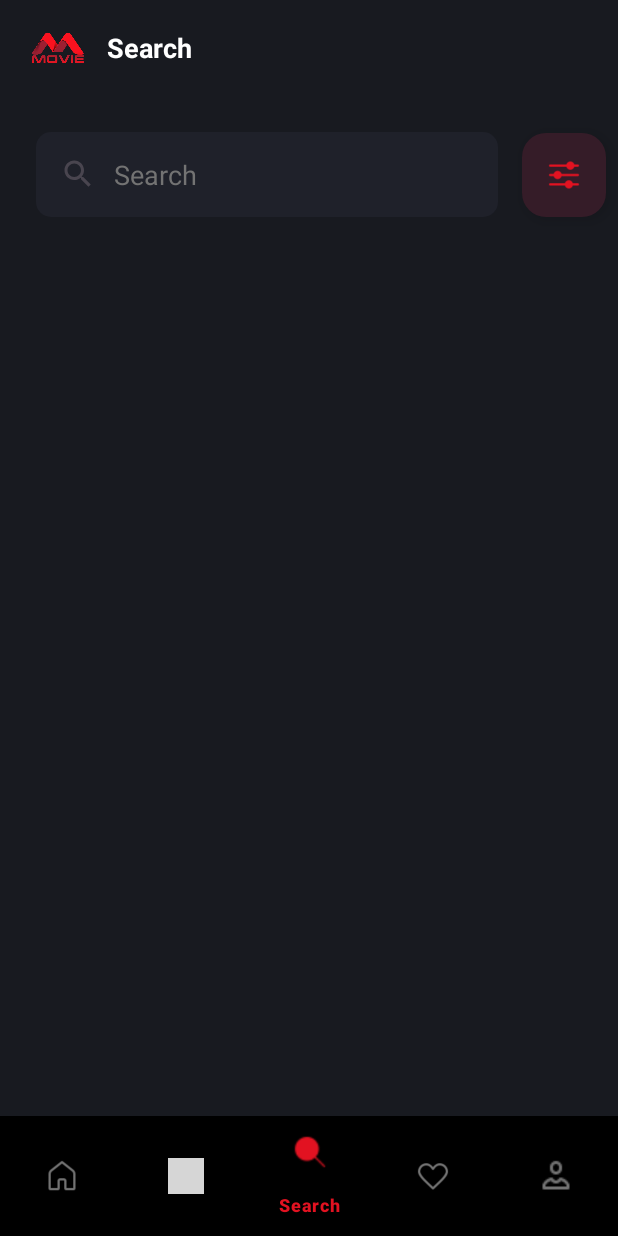
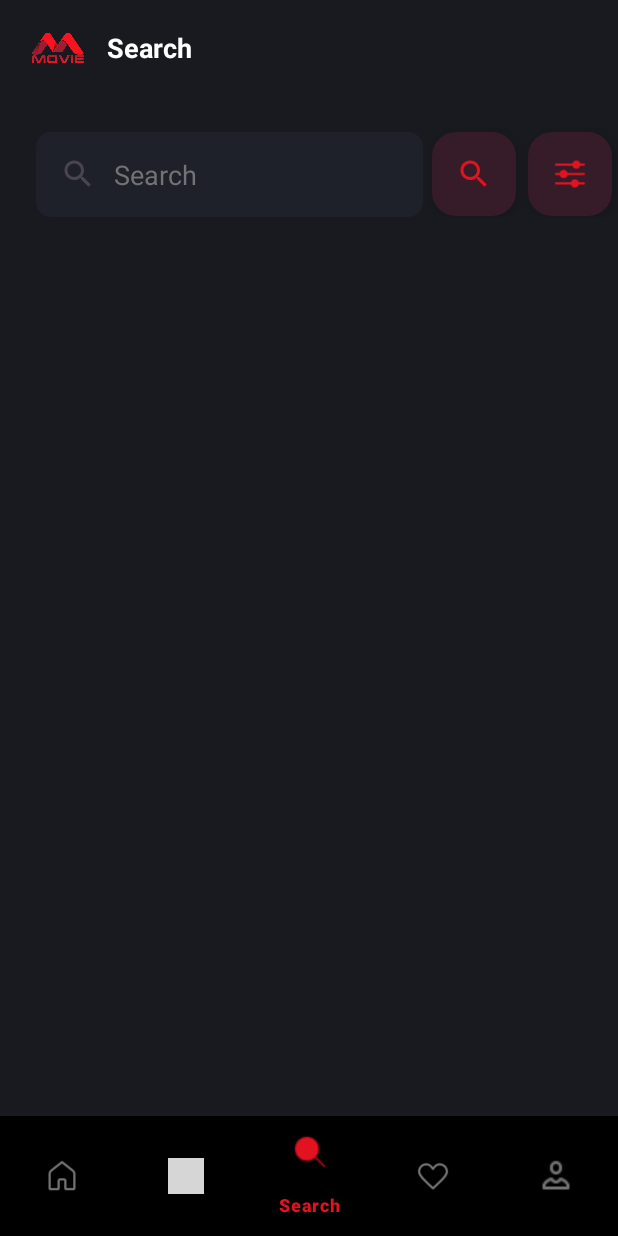
Before and after one commit to DanMinnn/MoviesApp, an Android app: the screen it shows after launch once a user with an empty profile is signed in (MainActivity), item 3 of the bottom bar chosen, on a phone screen of 412 x 824 dp. Run offline under Robolectric (Android 15) with nearby library versions, the phone set to English and light mode, and no system bars; our stand-ins replace Firebase (no records; nobody signed in at launch, a user with empty details on screens opened directly), Room's generated code; pictures from the network do not load; Roboto replaces fonts that are not available here; grey boxes are pictures that could not be loaded.

Commit message:
feature search

```diff
--- a/app/src/main/java/com/movieapi/movie/activity/movies/ViewAllMoviesActivity.java
+++ b/app/src/main/java/com/movieapi/movie/activity/movies/ViewAllMoviesActivity.java
@@ -169,7 +169,7 @@ public class ViewAllMoviesActivity extends AppCompatActivity {
                     }
                 });
                 break;
-            default:
+            /*default:
                 mGenreMoviesResponse = apiService.getMoviesByGenre(Constants.API_KEY, movieType, presentPage);
                 mGenreMoviesResponse.enqueue(new Callback<GenreMoviesResponse>() {
                     @Override
@@ -199,7 +199,7 @@ public class ViewAllMoviesActivity extends AppCompatActivity {
                     public void onFailure(Call<GenreMoviesResponse> call, Throwable t) {
 
                     }
-                });
+                });*/
         }
     }
 
--- a/app/src/main/java/com/movieapi/movie/fragment/SearchFragment.java
+++ b/app/src/main/java/com/movieapi/movie/fragment/SearchFragment.java
@@ -9,6 +9,7 @@ import android.graphics.Color;
 import android.graphics.drawable.ColorDrawable;
 import android.os.AsyncTask;
 import android.os.Bundle;
+import android.util.Log;
 import android.view.Gravity;
 import android.view.LayoutInflater;
 import android.view.MotionEvent;
@@ -24,6 +25,8 @@ import androidx.annotation.Nullable;
 import androidx.fragment.app.Fragment;
 import androidx.lifecycle.LiveData;
 import androidx.lifecycle.Observer;
+import androidx.lifecycle.ViewModelProvider;
+import androidx.recyclerview.widget.GridLayoutManager;
 import androidx.recyclerview.widget.LinearLayoutManager;
 import androidx.recyclerview.widget.RecyclerView;
 
@@ -32,28 +35,47 @@ import com.movieapi.movie.R;
 import com.movieapi.movie.activity.SearchResultActivity;
 import com.movieapi.movie.adapter.FilterAdapter;
 import com.movieapi.movie.adapter.RecentSearchAdapter;
+import com.movieapi.movie.adapter.movies.MovieBriefSmallAdapter;
 import com.movieapi.movie.database.DatabaseHelper;
 import com.movieapi.movie.database.search.RecentSearch;
 import com.movieapi.movie.database.search.SearchDatabase;
 import com.movieapi.movie.model.ButtonItem;
+import com.movieapi.movie.model.ShareButtonList;
+import com.movieapi.movie.model.movie.GenreMoviesResponse;
+import com.movieapi.movie.model.movie.MovieBrief;
+import com.movieapi.movie.request.ApiClient;
+import com.movieapi.movie.request.ApiInterface;
 import com.movieapi.movie.utils.Constants;
 
 import java.io.Serializable;
 import java.util.ArrayList;
 import java.util.Collections;
+import java.util.HashMap;
 import java.util.Iterator;
 import java.util.List;
+import java.util.Map;
+
+import retrofit2.Call;
+import retrofit2.Callback;
+import retrofit2.Response;
 
 public class SearchFragment extends Fragment{
     EditText edSearchView;
-    FloatingActionButton fabSearch;
+    FloatingActionButton fabFilter, fabSearch;
     TextView searchRecent;
-    RecyclerView recentSearchRecView, filterRecView;
+    RecyclerView recentSearchRecView, filterRecView, filter_genre_movie_recView;
     FilterAdapter adapter;
     private List<ButtonItem> buttonItemList;
     String query;
     SharedPreferences prefUser;
     private String userId;
+    List<MovieBrief> filterMoviesList;
+    MovieBriefSmallAdapter filterMoviesAdapter;
+    Call<GenreMoviesResponse> mGenreMoviesResponse;
+    boolean pagesOver = false;
+    int presentPage = 1;
+    ShareButtonList shareButtonList;
+
     @Nullable
     @Override
     public View onCreateView(@NonNull LayoutInflater inflater, @Nullable ViewGroup container, @Nullable Bundle savedInstanceState) {
@@ -65,13 +87,14 @@ public class SearchFragment extends Fragment{
         super.onViewCreated(view, savedInstanceState);
 
         edSearchView = view.findViewById(R.id.searchView);
-        fabSearch = view.findViewById(R.id.sort_filter_fab);
+        fabFilter = view.findViewById(R.id.sort_filter_fab);
+        fabSearch = view.findViewById(R.id.search_fab);
         searchRecent = view.findViewById(R.id.search_recents_textView);
         recentSearchRecView = view.findViewById(R.id.search_recView_recents);
         filterRecView = view.findViewById(R.id.filter_recView);
+        filter_genre_movie_recView = view.findViewById(R.id.filter_genre_movie_recView);
 
         buttonItemList = new ArrayList<>();
-
         prefUser = getActivity().getApplicationContext().getSharedPreferences("sessionUser", Context.MODE_PRIVATE);
         userId = prefUser.getString("idUser", "");
 
@@ -87,10 +110,15 @@ public class SearchFragment extends Fragment{
                 recentSearchRecView.setAdapter(recentSearchAdapter);
                 recentSearchRecView.setLayoutManager(new LinearLayoutManager(getContext()));
 
-                if (recentSearches.isEmpty())
-                    searchRecent.setVisibility(View.INVISIBLE);
-                else
+                if (recentSearches.isEmpty()){
+                    searchRecent.setVisibility(View.GONE);
+                    recentSearchRecView.setVisibility(View.GONE);
+                }
+                else{
                     searchRecent.setVisibility(View.VISIBLE);
+                    recentSearchRecView.setVisibility(View.VISIBLE);
+                }
+
             }
         });
 
@@ -118,18 +146,19 @@ public class SearchFragment extends Fragment{
 
                 Intent iSearchResult = new Intent(getActivity(), SearchResultActivity.class);
                 iSearchResult.putExtra("query", query);
-                iSearchResult.putExtra("filterFilm", (Serializable) buttonItemList);
+                //iSearchResult.putExtra("filterFilm", (Serializable) buttonItemList);
                 startActivity(iSearchResult);
             }
         });
 
-        fabSearch.setOnLongClickListener(new View.OnLongClickListener() {
+        fabFilter.setOnClickListener(new View.OnClickListener() {
             @Override
-            public boolean onLongClick(View v) {
+            public void onClick(View v) {
                 eventSortFilter();
-                return false;
             }
         });
+
+        shareButtonList = new ViewModelProvider(requireActivity()).get(ShareButtonList.class);
     }
 
     private void eventSortFilter(){
@@ -150,19 +179,15 @@ public class SearchFragment extends Fragment{
     }
 
     private void findViewById(Dialog dialog){
-        LinearLayout lnCate, lnRegions, lnGenre, lnTime,lnSort;
+        LinearLayout lnRegions, lnGenre, lnTime;
         Button btnReset, btnApply;
 
-        lnCate = dialog.findViewById(R.id.lnCategories);
-        for (int i = 0; i < lnCate.getChildCount(); i++){
-            View child = lnCate.getChildAt(i);
-            if (child instanceof Button){
-                Button button = (Button) child;
-                setToggleOnTouchListener(button);
-            }
-        }
+        lnRegions = dialog.findViewById(R.id.lnRegions);
+        lnGenre = dialog.findViewById(R.id.lnGenre);
+        lnTime = dialog.findViewById(R.id.lnTime);
 
-        lnRegions = dialog.findViewById(R.id.lnRegions);
+        //buttonItemList.clear();
+
         for (int i = 0; i < lnRegions.getChildCount(); i++){
             View child = lnRegions.getChildAt(i);
             if (child instanceof Button){
@@ -171,7 +196,6 @@ public class SearchFragment extends Fragment{
             }
         }
 
-        lnGenre = dialog.findViewById(R.id.lnGenre);
         for (int i = 0; i < lnGenre.getChildCount(); i++){
             View child = lnGenre.getChildAt(i);
             if (child instanceof Button){
@@ -180,7 +204,7 @@ public class SearchFragment extends Fragment{
             }
         }
 
-        lnTime = dialog.findViewById(R.id.lnTime);
+
         for (int i = 0; i < lnTime.getChildCount(); i++){
             View child = lnTime.getChildAt(i);
             if (child instanceof Button){
@@ -189,29 +213,20 @@ public class SearchFragment extends Fragment{
             }
         }
 
-        /*lnSort = dialog.findViewById(R.id.lnSort);
-        for (int i = 0; i < lnSort.getChildCount(); i++){
-            View child = lnSort.getChildAt(i);
-            if (child instanceof Button){
-                Button button = (Button) child;
-                setToggleOnTouchListener(button);
-            }
-        }*/
-
         btnReset = dialog.findViewById(R.id.btnReset);
         btnReset.setOnClickListener(new View.OnClickListener() {
             @Override
             public void onClick(View v) {
                 LinearLayout lnCate, lnRegions, lnGenre, lnTime,lnSort;
 
-                lnCate = dialog.findViewById(R.id.lnCategories);
+                /*lnCate = dialog.findViewById(R.id.lnCategories);
                 for (int i = 0; i < lnCate.getChildCount(); i++){
                     View child = lnCate.getChildAt(i);
                     if (child instanceof Button){
                         Button button = (Button) child;
                         button.setPressed(false);
                     }
-                }
+                }*/
 
                 lnRegions = dialog.findViewById(R.id.lnRegions);
                 for (int i = 0; i < lnRegions.getChildCount(); i++){
@@ -256,6 +271,7 @@ public class SearchFragment extends Fragment{
         btnApply.setOnClickListener(new View.OnClickListener() {
             @Override
             public void onClick(View v) {
+
                 adapter = new FilterAdapter(getContext(), buttonItemList);
                 filterRecView.setLayoutManager(new LinearLayoutManager(getContext(), LinearLayoutManager.HORIZONTAL, false));
                 filterRecView.setAdapter(adapter);
@@ -263,6 +279,78 @@ public class SearchFragment extends Fragment{
 
                 filterRecView.setVisibility(View.VISIBLE);
                 dialog.dismiss();
+
+                CallApiGenres();
+
+            }
+        });
+    }
+
+    private void CallApiGenres(){
+
+        String region = "";
+
+        Map<String, String> regionMap = new HashMap<String, String>() {{
+            put("Viet Nam", "vi");
+            put("US", "en");
+            put("South Korean", "ko");
+            put("Japan", "ja");
+            put("Hong Kong", "zh");
+            put("France", "fr");
+        }};
+
+        Integer year = null;
+        List<Integer> genreNumbers = new ArrayList<>();
+
+        for (ButtonItem btn: buttonItemList){
+
+            String btnText = btn.getButtonText().toString();
+
+            if (regionMap.containsKey(btnText))
+                region = btn.getRegion();
+            else if (btnText.matches("\\d{4}")) {
+                year = Integer.parseInt(btnText);
+            } else if (btn.getIdGenre() != 0) {
+                genreNumbers.add(btn.getIdGenre());
+            }
+        }
+
+        Log.d("year - region - genres: ",  year + "-" + region + "-" + genreNumbers);
+
+        filterMoviesList = new ArrayList<>();
+        filterMoviesAdapter = new MovieBriefSmallAdapter(filterMoviesList, getContext());
+        filter_genre_movie_recView.setLayoutManager(new GridLayoutManager(getContext(), 2));
+        filter_genre_movie_recView.setAdapter(filterMoviesAdapter);
+
+        ApiInterface apiService = ApiClient.getMovieApi();
+        mGenreMoviesResponse = apiService.getMoviesByGenre(Constants.API_KEY, region, year, genreNumbers, presentPage);
+        mGenreMoviesResponse.enqueue(new Callback<GenreMoviesResponse>() {
+            @Override
+            public void onResponse(Call<GenreMoviesResponse> call, Response<GenreMoviesResponse> response) {
+                if (!response.isSuccessful()){
+                    mGenreMoviesResponse = call.clone();
+                    mGenreMoviesResponse.enqueue(this);
+                    return;
+                }
+
+                if (response.body() == null) return;
+                if (response.body().getResults() == null) return;
+
+                for (MovieBrief movieBrief : response.body().getResults()){
+                    if (movieBrief != null && movieBrief.getTitle() != null && movieBrief.getPosterPath() != null)
+                        filterMoviesList.add(movieBrief);
+                }
+
+                filterMoviesAdapter.notifyDataSetChanged();
+                if (response.body().getPage() == response.body().getTotalPages())
+                    pagesOver = true;
+                else
+                    presentPage++;
+            }
+
+            @Override
+            public void onFailure(Call<GenreMoviesResponse> call, Throwable t) {
+
             }
         });
     }
@@ -410,20 +498,20 @@ public class SearchFragment extends Fragment{
 
     private void setRegion(String region, ButtonItem buttonItem){
         switch (region){
+            case "Viet Nam":
+                buttonItem.setRegion("vi");
+                break;
             case "US":
                 buttonItem.setRegion("en");
-                break;
-            case "South Korea":
-                buttonItem.setRegion("kr");
                 break;
             case "Hong Kong":
                 buttonItem.setRegion("zh");
                 break;
             case "Japan":
-                buttonItem.setRegion("jp");
+                buttonItem.setRegion("ja");
                 break;
-            case "France":
-                buttonItem.setRegion("fr");
+            case "South Korea":
+                buttonItem.setRegion("ko");
                 break;
             default:
                 break;
--- a/app/src/main/java/com/movieapi/movie/request/ApiInterface.java
+++ b/app/src/main/java/com/movieapi/movie/request/ApiInterface.java
@@ -19,6 +19,8 @@ import com.movieapi.movie.model.series.SeriesCreditsResponse;
 import com.movieapi.movie.model.series.SimilarSeriesResponse;
 import com.movieapi.movie.model.series.TopRatedSeriesResponse;
 import com.movieapi.movie.model.videos.TrailerResponse;
+
+import java.util.List;
 
 import retrofit2.Call;
 import retrofit2.http.GET;
@@ -45,7 +47,7 @@ public interface ApiInterface {
     Call<SimilarMovieResponse> getSimilarMovie(@Path("id") Integer movieId, @Query("api_key") String apiKey, @Query("page") Integer page);
 
     @GET("discover/movie")
-    Call<GenreMoviesResponse> getMoviesByGenre(@Query("api_key") String apiKey, @Query("with_genres") Integer genreNumber, @Query("page") Integer page);
+    Call<GenreMoviesResponse> getMoviesByGenre(@Query("api_key") String apiKey, @Query ("with_original_language") String region, @Query("primary_release_year") Integer year, @Query("with_genres") List<Integer> genreNumber, @Query("page") Integer page);
 
     //Cast
     @GET("person/{person_id}")
--- a/app/src/main/res/layout/fragment_search.xml
+++ b/app/src/main/res/layout/fragment_search.xml
@@ -1,18 +1,24 @@
 <?xml version="1.0" encoding="utf-8"?>
-<androidx.constraintlayout.widget.ConstraintLayout xmlns:android="http://schemas.android.com/apk/res/android"
+<LinearLayout xmlns:android="http://schemas.android.com/apk/res/android"
     xmlns:app="http://schemas.android.com/apk/res-auto"
     xmlns:tools="http://schemas.android.com/tools"
     android:layout_width="match_parent"
     android:layout_height="match_parent"
+    android:orientation="vertical"
     android:background="@color/bground">
+
+    <LinearLayout
+        android:layout_width="match_parent"
+        android:layout_height="wrap_content"
+        android:orientation="horizontal"
+        >
 
         <EditText
             android:id="@+id/searchView"
-        android:layout_width="0dp"
+            android:layout_width="match_parent"
             android:layout_height="wrap_content"
             android:layout_marginStart="24dp"
             android:layout_marginTop="24dp"
-        android:layout_marginEnd="16dp"
             android:background="@drawable/custom_input"
             android:hint="Search"
             android:textColorHint="@color/grey"
@@ -21,32 +27,42 @@
             android:drawableLeft="@drawable/ic_search"
             android:drawablePadding="12dp"
             android:textColor="@color/white"
-        app:layout_constraintEnd_toStartOf="@+id/sort_filter_fab"
-        app:layout_constraintStart_toStartOf="parent"
-        app:layout_constraintTop_toTopOf="parent" />
+            android:layout_weight="9"/>
+
+        <com.google.android.material.floatingactionbutton.FloatingActionButton
+            android:id="@+id/search_fab"
+            android:layout_width="wrap_content"
+            android:layout_height="wrap_content"
+            android:layout_marginTop="24dp"
+            android:layout_marginStart="6dp"
+            android:layout_marginEnd="4dp"
+            android:clickable="true"
+            android:src="@drawable/ic_search"
+            app:backgroundTint="#351C28"
+            app:fabSize="mini"
+            app:tint="@color/light_red" />
 
         <com.google.android.material.floatingactionbutton.FloatingActionButton
             android:id="@+id/sort_filter_fab"
             android:layout_width="wrap_content"
             android:layout_height="wrap_content"
-        android:layout_marginEnd="8dp"
+            android:layout_marginStart="4dp"
+            android:layout_marginTop="24dp"
+            android:layout_marginEnd="4dp"
             android:clickable="true"
             android:src="@drawable/sort_filter_ic"
             app:backgroundTint="#351C28"
             app:fabSize="mini"
-        app:layout_constraintBottom_toBottomOf="@+id/searchView"
-        app:layout_constraintEnd_toEndOf="parent"
-        app:layout_constraintTop_toTopOf="@+id/searchView"
             app:tint="@color/light_red" />
+
+    </LinearLayout>
 
     <androidx.recyclerview.widget.RecyclerView
         android:id="@+id/filter_recView"
         android:layout_width="match_parent"
         android:layout_height="wrap_content"
         android:layout_margin="10dp"
-        android:visibility="gone"
-        app:layout_constraintStart_toStartOf="parent"
-        app:layout_constraintTop_toBottomOf="@+id/searchView"/>
+        android:visibility="gone"/>
 
 
     <TextView
@@ -59,19 +75,21 @@
         android:text="Recent"
         android:textColor="@color/white"
         android:textSize="17dp"
-        android:visibility="invisible"
-        app:layout_constraintStart_toStartOf="parent"
-        app:layout_constraintTop_toBottomOf="@+id/filter_recView" />
+        android:visibility="gone"/>
 
     <androidx.recyclerview.widget.RecyclerView
         android:id="@+id/search_recView_recents"
         android:layout_width="match_parent"
-        android:layout_height="0dp"
+        android:layout_height="wrap_content"
+        android:layout_margin="10dp"
+        android:visibility="gone"
+        android:overScrollMode="never"/>
+
+    <androidx.recyclerview.widget.RecyclerView
+        android:id="@+id/filter_genre_movie_recView"
+        android:layout_width="match_parent"
+        android:layout_height="wrap_content"
         android:layout_margin="10dp"
         android:visibility="visible"
-        android:overScrollMode="never"
-        app:layout_constraintBottom_toBottomOf="parent"
-        app:layout_constraintEnd_toEndOf="parent"
-        app:layout_constraintStart_toStartOf="parent"
-        app:layout_constraintTop_toBottomOf="@+id/search_recents_textView" />
-</androidx.constraintlayout.widget.ConstraintLayout>
+        android:overScrollMode="never"/>
+</LinearLayout>
```
Also changed, not shown: app/src/main/java/com/movieapi/movie/activity/SearchResultActivity.java (+7 -5 lines), app/src/main/java/com/movieapi/movie/model/ShareButtonList.java (added, +33 -0 lines), app/src/main/res/layout/dialog_sort_filter.xml (+12 -2 lines). Lines whose indentation alone changed are shown as unchanged.
